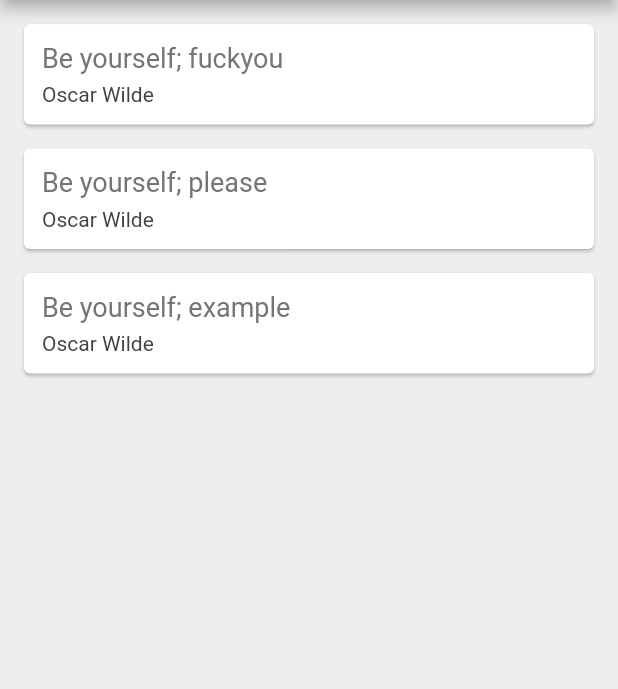
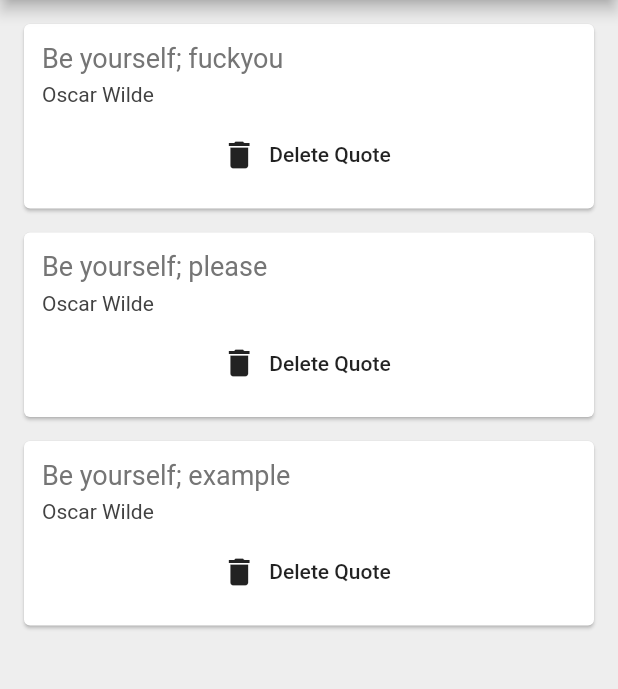
Before and after one commit to angcastillo18/Flutter-App, a Flutter app: the screen it shows after launch, on a phone screen of 412 x 824 dp, the part 84-773 px from its top. Run offline on Flutter 3.47's test engine with Material 2 defaults, Android fonts, the phone set to English and light mode, and no system bars.

Commit message:
added lessons21, passed function as parameters

```diff
--- a/quotesProject/quotes/lib/main.dart
+++ b/quotesProject/quotes/lib/main.dart
@@ -28,7 +28,14 @@ class _QuoteListState extends State<QuoteList> {
         backgroundColor: Colors.redAccent,
       ),
       body: Column(
-        children: quotes.map((quote)=> QuoteCard(quote:quote)).toList(),
+        children: quotes.map((quote)=> QuoteCard(
+            quote:quote,
+            delete:(){
+              setState(() {
+                quotes.remove(quote);
+              });
+            }
+        )).toList(),
       ),
     );
   }
--- a/quotesProject/quotes/lib/quote_card.dart
+++ b/quotesProject/quotes/lib/quote_card.dart
@@ -4,7 +4,9 @@ import 'quote.dart';
 class QuoteCard extends StatelessWidget {
 
   final Quote quote;
-  QuoteCard({this.quote});
+  //metodo para borrar el card y pasarla al main
+  final Function delete;
+  QuoteCard({this.quote,this.delete});
   @override
   Widget build(BuildContext context) {
     return Card(
@@ -29,6 +31,8 @@ class QuoteCard extends StatelessWidget {
                   color: Colors.grey[800]
               ),
             ),
+            SizedBox(height: 8.0,),
+            FlatButton.icon(onPressed:delete, icon:Icon(Icons.delete) , label: Text('Delete Quote'))
           ],
         ),
       ),
```
